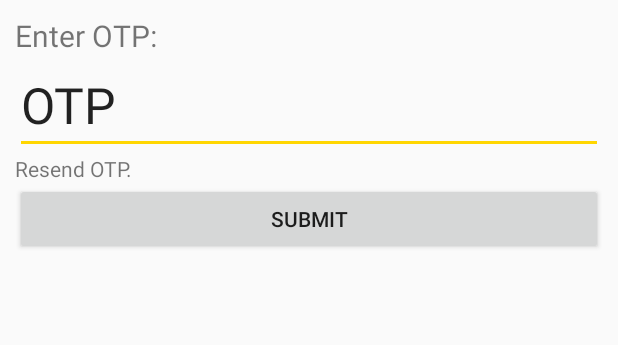
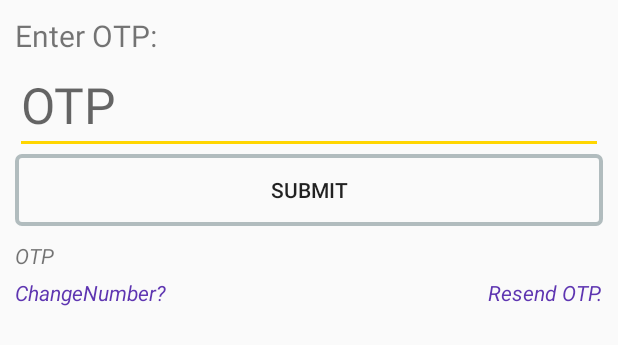
Before and after one commit to svkrclg/justapp, an Android app: the layout otp_dialog.xml on its own in the app's theme, with its tools: preview values and no code run, on a phone screen of 412 x 824 dp. Shown: the top 345 px of the screen. Run offline under Robolectric (Android 15) with nearby library versions, the phone set to English and light mode, and no system bars.

Commit message:
Register improved

```diff
--- a/app/build.gradle
+++ b/app/build.gradle
@@ -47,5 +47,6 @@ dependencies {
     implementation 'com.journeyapps:zxing-android-embedded:3.4.0'
     //Notification
     implementation "com.android.support:support-compat:28.0.0"
+    implementation 'android.arch.navigation:navigation-fragment:1.0.0-rc01'
 }
 apply plugin: 'com.google.gms.google-services'
--- a/app/src/main/res/layout/activity_register.xml
+++ b/app/src/main/res/layout/activity_register.xml
@@ -91,6 +91,7 @@
                     android:layout_height="wrap_content"
                     android:inputType="number"
                     android:textColor="#000"
+                    android:maxLength="13"
                     android:id="@+id/phone"
                     android:hint="Phone Number" />
             </com.github.florent37.materialtextfield.MaterialTextField>
--- a/app/src/main/res/layout/otp_dialog.xml
+++ b/app/src/main/res/layout/otp_dialog.xml
@@ -4,6 +4,7 @@
     android:layout_width="match_parent"
     android:layout_margin="10dp"
     android:orientation="vertical"
+
     android:layout_height="wrap_content">
   <TextView
       android:layout_width="wrap_content"
@@ -14,21 +15,51 @@
     <EditText
         android:layout_width="match_parent"
         android:layout_height="wrap_content"
-        android:text="OTP"
+        android:hint="OTP"
+        android:inputType="number"
         android:layout_below="@id/Head"
         android:id="@+id/edtOTP"
         android:textSize="33sp"/>
-    <TextView
-        android:layout_width="wrap_content"
-        android:layout_height="wrap_content"
-        android:text="Resend OTP."
-        android:id="@+id/resendOtp"
-        android:layout_below="@id/edtOTP"/>
+
     <Button
         android:layout_width="match_parent"
         android:layout_height="wrap_content"
         android:text="Submit"
         android:padding="10dp"
-        android:layout_below="@+id/resendOtp"
+        android:background="@drawable/button_bg"
+        android:layout_below="@+id/edtOTP"
         android:id="@+id/btsubmit"/>
+  <RelativeLayout
+      android:layout_width="match_parent"
+      android:layout_below="@id/btsubmit"
+      android:layout_height="wrap_content">
+  <TextView
+      android:layout_width="wrap_content"
+      android:layout_height="wrap_content"
+      android:text="OTP"
+      android:layout_alignParentLeft="true"
+      android:textStyle="italic"
+      android:id="@+id/detail"
+      android:paddingBottom="5dp"
+      android:paddingTop="10dp"/>
+  <TextView
+      android:layout_width="wrap_content"
+      android:layout_height="wrap_content"
+      android:text="ChangeNumber?"
+      android:layout_below="@id/detail"
+      android:textStyle="italic"
+      android:textColor="@color/colorPrimaryDark"
+      android:id="@+id/changeNumber"
+      android:paddingBottom="15dp"/>
+
+    <TextView
+        android:id="@+id/resendOtp"
+        android:layout_width="wrap_content"
+        android:layout_height="wrap_content"
+        android:layout_below="@+id/detail"
+        android:textStyle="italic"
+        android:textColor="@color/colorPrimaryDark"
+        android:layout_alignParentRight="true"
+        android:text="Resend OTP." />
+  </RelativeLayout>
 </RelativeLayout>
```
Also changed, not shown: app/src/main/java/com/example/rival/moneytracker/RegisterActivity.java (+94 -21 lines), 2 other files.
